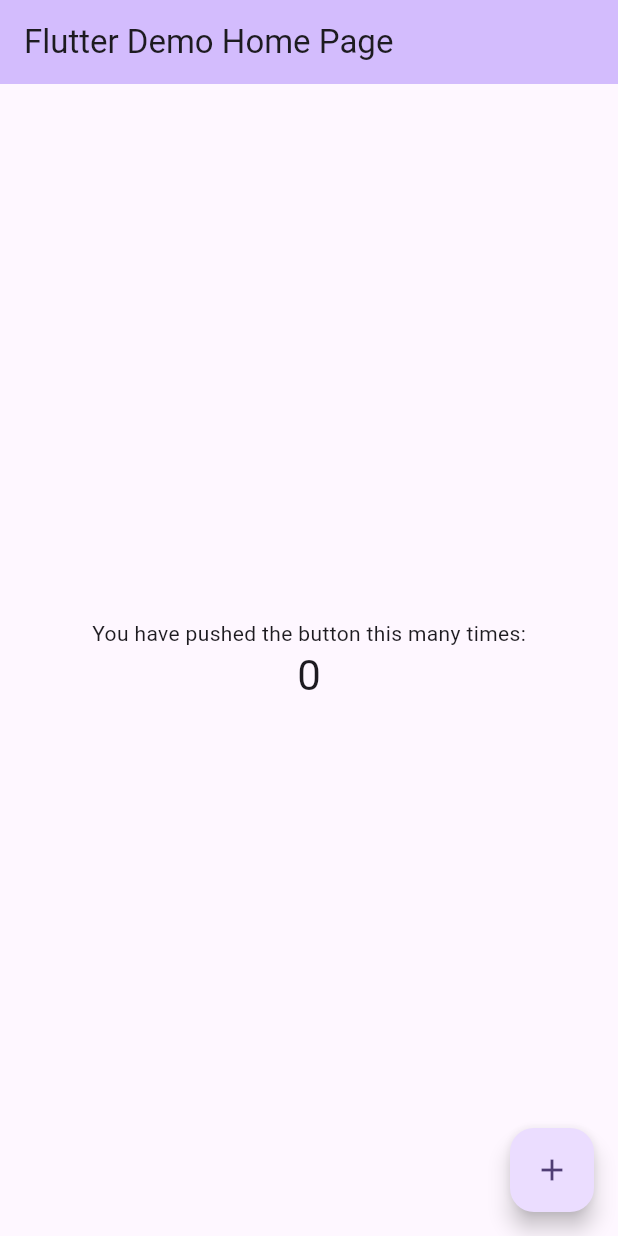
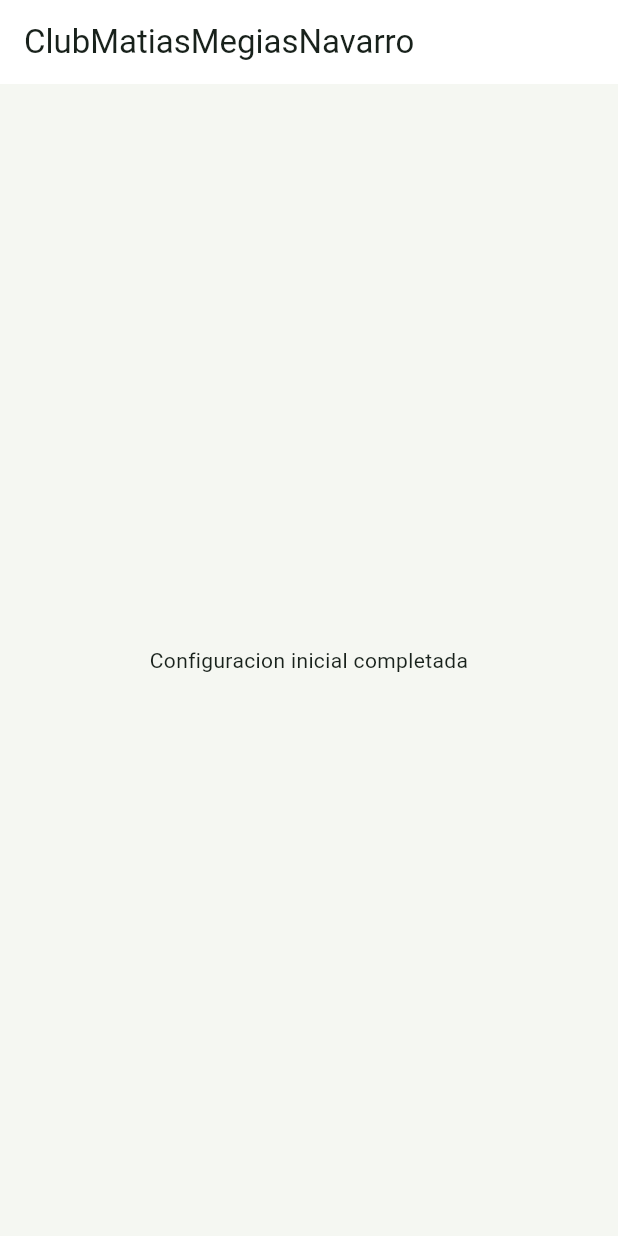
Before and after one commit to MatiasNavarroMegias/ClubMatiasMegiasNavarro, a Flutter app: the screen it shows after launch, on a phone screen of 412 x 824 dp. Run offline on Flutter 3.47's test engine with Material 3 defaults, Android fonts, the phone set to English and light mode, and no system bars.

Commit message:
feat(mobile): add initial application shell

```diff
--- /dev/null
+++ b/mobile/lib/app/app.dart
@@ -0,0 +1,56 @@
+import 'package:flutter/material.dart';
+
+import 'theme/app_theme.dart';
+
+/// Widget principal de ClubMatiasMegiasNavarro.
+///
+/// Este widget centraliza la configuracion global de MaterialApp,
+/// incluyendo el nombre, los temas visuales y la pantalla inicial.
+class ClubApp extends StatelessWidget {
+  const ClubApp({super.key});
+
+  @override
+  Widget build(BuildContext context) {
+    return MaterialApp(
+      // Oculta la etiqueta DEBUG que Flutter muestra durante el desarrollo.
+      debugShowCheckedModeBanner: false,
+
+      // Nombre utilizado por el sistema operativo y algunas herramientas.
+      title: 'ClubMatiasMegiasNavarro',
+
+      // Configuraciones visuales para los modos claro y oscuro.
+      theme: AppTheme.light,
+      darkTheme: AppTheme.dark,
+
+      // Utiliza automaticamente el tema configurado en el dispositivo.
+      themeMode: ThemeMode.system,
+
+      // Pantalla temporal que confirma que la estructura inicial funciona.
+      home: const AppShell(),
+    );
+  }
+}
+
+/// Pantalla inicial temporal de la aplicacion.
+///
+/// Esta pantalla sera reemplazada mas adelante por el flujo de
+/// autenticacion o por la pantalla principal del usuario.
+class AppShell extends StatelessWidget {
+  const AppShell({super.key});
+
+  @override
+  Widget build(BuildContext context) {
+    return Scaffold(
+      appBar: AppBar(title: const Text('ClubMatiasMegiasNavarro')),
+      body: const Center(
+        child: Padding(
+          padding: EdgeInsets.all(24),
+          child: Text(
+            'Configuracion inicial completada',
+            textAlign: TextAlign.center,
+          ),
+        ),
+      ),
+    );
+  }
+}
--- a/mobile/lib/main.dart
+++ b/mobile/lib/main.dart
@@ -1,122 +1,11 @@
 import 'package:flutter/material.dart';
 
+import 'app/app.dart';
+
+/// Punto de entrada de la aplicacion.
+///
+/// Flutter ejecuta esta funcion al iniciar el proceso y utiliza
+/// runApp para insertar el widget principal en la pantalla.
 void main() {
-  runApp(const MyApp());
+  runApp(const ClubApp());
 }
-
-class MyApp extends StatelessWidget {
-  const MyApp({super.key});
-
-  // This widget is the root of your application.
-  @override
-  Widget build(BuildContext context) {
-    return MaterialApp(
-      title: 'Flutter Demo',
-      theme: ThemeData(
-        // This is the theme of your application.
-        //
-        // TRY THIS: Try running your application with "flutter run". You'll see
-        // the application has a purple toolbar. Then, without quitting the app,
-        // try changing the seedColor in the colorScheme below to Colors.green
-        // and then invoke "hot reload" (save your changes or press the "hot
-        // reload" button in a Flutter-supported IDE, or press "r" if you used
-        // the command line to start the app).
-        //
-        // Notice that the counter didn't reset back to zero; the application
-        // state is not lost during the reload. To reset the state, use hot
-        // restart instead.
-        //
-        // This works for code too, not just values: Most code changes can be
-        // tested with just a hot reload.
-        colorScheme: .fromSeed(seedColor: Colors.deepPurple),
-      ),
-      home: const MyHomePage(title: 'Flutter Demo Home Page'),
-    );
-  }
-}
-
-class MyHomePage extends StatefulWidget {
-  const MyHomePage({super.key, required this.title});
-
-  // This widget is the home page of your application. It is stateful, meaning
-  // that it has a State object (defined below) that contains fields that affect
-  // how it looks.
-
-  // This class is the configuration for the state. It holds the values (in this
-  // case the title) provided by the parent (in this case the App widget) and
-  // used by the build method of the State. Fields in a Widget subclass are
-  // always marked "final".
-
-  final String title;
-
-  @override
-  State<MyHomePage> createState() => _MyHomePageState();
-}
-
-class _MyHomePageState extends State<MyHomePage> {
-  int _counter = 0;
-
-  void _incrementCounter() {
-    setState(() {
-      // This call to setState tells the Flutter framework that something has
-      // changed in this State, which causes it to rerun the build method below
-      // so that the display can reflect the updated values. If we changed
-      // _counter without calling setState(), then the build method would not be
-      // called again, and so nothing would appear to happen.
-      _counter++;
-    });
-  }
-
-  @override
-  Widget build(BuildContext context) {
-    // This method is rerun every time setState is called, for instance as done
-    // by the _incrementCounter method above.
-    //
-    // The Flutter framework has been optimized to make rerunning build methods
-    // fast, so that you can just rebuild anything that needs updating rather
-    // than having to individually change instances of widgets.
-    return Scaffold(
-      appBar: AppBar(
-        // TRY THIS: Try changing the color here to a specific color (to
-        // Colors.amber, perhaps?) and trigger a hot reload to see the AppBar
-        // change color while the other colors stay the same.
-        backgroundColor: Theme.of(context).colorScheme.inversePrimary,
-        // Here we take the value from the MyHomePage object that was created by
-        // the App.build method, and use it to set our appbar title.
-        title: Text(widget.title),
-      ),
-      body: Center(
-        // Center is a layout widget. It takes a single child and positions it
-        // in the middle of the parent.
-        child: Column(
-          // Column is also a layout widget. It takes a list of children and
-          // arranges them vertically. By default, it sizes itself to fit its
-          // children horizontally, and tries to be as tall as its parent.
-          //
-          // Column has various properties to control how it sizes itself and
-          // how it positions its children. Here we use mainAxisAlignment to
-          // center the children vertically; the main axis here is the vertical
-          // axis because Columns are vertical (the cross axis would be
-          // horizontal).
-          //
-          // TRY THIS: Invoke "debug painting" (choose the "Toggle Debug Paint"
-          // action in the IDE, or press "p" in the console), to see the
-          // wireframe for each widget.
-          mainAxisAlignment: .center,
-          children: [
-            const Text('You have pushed the button this many times:'),
-            Text(
-              '$_counter',
-              style: Theme.of(context).textTheme.headlineMedium,
-            ),
-          ],
-        ),
-      ),
-      floatingActionButton: FloatingActionButton(
-        onPressed: _incrementCounter,
-        tooltip: 'Increment',
-        child: const Icon(Icons.add),
-      ),
-    );
-  }
-}
```
Also changed, not shown: 1 other file.
